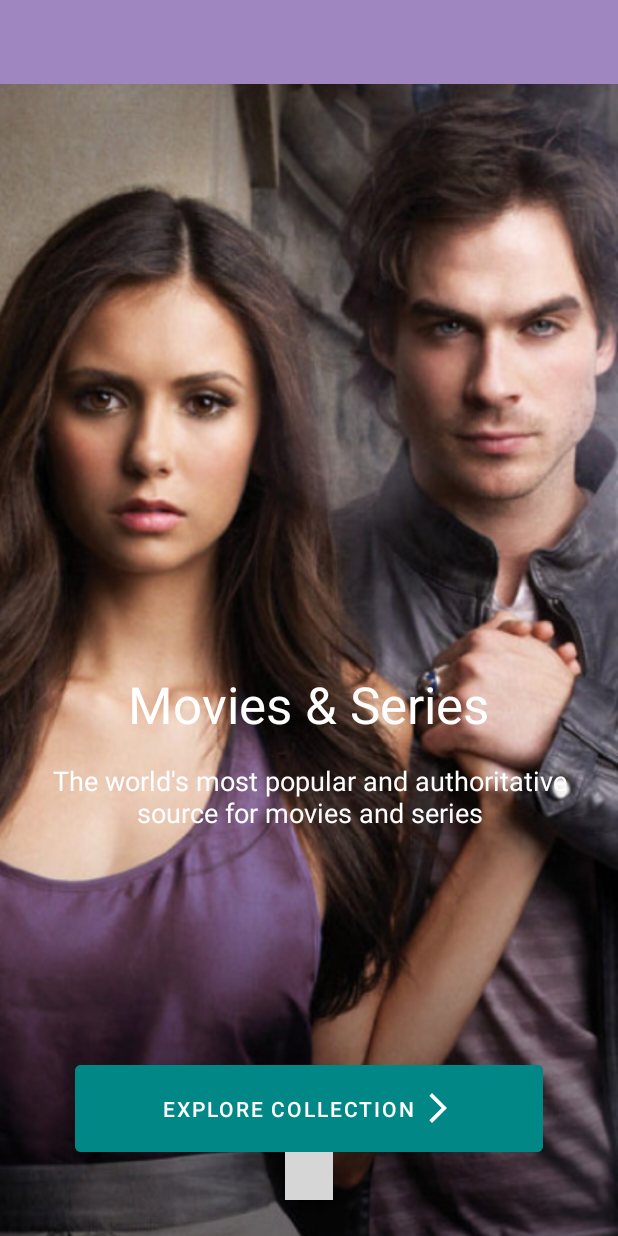
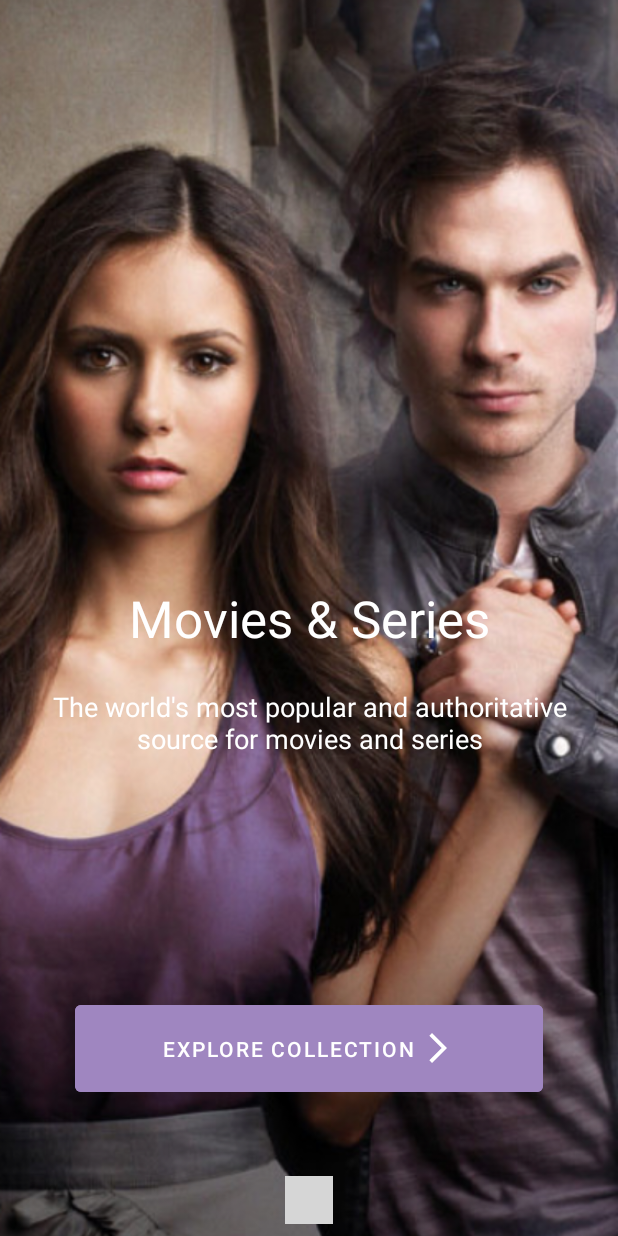
Before and after one commit to eylulnc/MoveeApp, an Android app: the screen it shows after launch (MainActivity), on a phone screen of 412 x 824 dp. Run offline under Robolectric (Android 15) with nearby library versions, the phone set to English and light mode, and no system bars; our stand-ins replace Firebase (no records; nobody signed in at launch, a user with empty details on screens opened directly); plain views replace DotsIndicator; 1 statement that could not run was skipped; grey boxes are pictures that could not be loaded.

Commit message:
Button in OnboardFragment moved to OnBoardViewPager. Toolbar removed from other fragments and added to MovieListFragment.

```diff
--- a/app/src/main/java/com/eylulcan/moviefragment/MainActivity.kt
+++ b/app/src/main/java/com/eylulcan/moviefragment/MainActivity.kt
@@ -12,7 +12,7 @@ class MainActivity : AppCompatActivity() {
         super.onCreate(savedInstanceState)
         binding = ActivityMainBinding.inflate(layoutInflater)
         setContentView(binding.root)
-        setSupportActionBar(binding.toolbar)
-        this.supportActionBar?.title = ""
+        //setSupportActionBar(binding.toolbar)
+        //this.supportActionBar?.title = ""
     }
 }
--- a/app/src/main/res/layout/activity_main.xml
+++ b/app/src/main/res/layout/activity_main.xml
@@ -9,25 +9,13 @@
     <androidx.fragment.app.FragmentContainerView
         android:id="@+id/fragmentContainerView"
         android:name="androidx.navigation.fragment.NavHostFragment"
-        android:layout_width="0dp"
-        android:layout_height="0dp"
+        android:layout_width="match_parent"
+        android:layout_height="match_parent"
         app:defaultNavHost="true"
         app:layout_constraintBottom_toBottomOf="parent"
         app:layout_constraintEnd_toEndOf="parent"
         app:layout_constraintStart_toStartOf="parent"
-        app:layout_constraintTop_toBottomOf="@+id/toolbar"
+        app:layout_constraintTop_toTopOf="parent"
         app:navGraph="@navigation/navigation_graph" />
 
-    <androidx.appcompat.widget.Toolbar
-        android:id="@+id/toolbar"
-        android:layout_width="0dp"
-        android:layout_height="wrap_content"
-        android:background="@color/purple_mountain"
-        android:theme="@style/ToolbarTheme"
-        android:minHeight="?attr/actionBarSize"
-        android:textAlignment="center"
-        app:layout_constraintEnd_toEndOf="parent"
-        app:layout_constraintStart_toStartOf="parent"
-        app:layout_constraintTop_toTopOf="parent" />
-
 </androidx.constraintlayout.widget.ConstraintLayout>
--- a/app/src/main/res/layout/artist_fragment_recycler_row.xml
+++ b/app/src/main/res/layout/artist_fragment_recycler_row.xml
@@ -23,8 +23,9 @@
         android:background="@color/light_lavender"
         android:ellipsize="end"
         android:gravity="center"
+        android:maxLines="2"
         android:minHeight="@dimen/artist_recycler_row_text_minHeight"
-        android:maxLines="2"
+        android:padding="@dimen/artist_recycler_row_text_padding"
         android:singleLine="false"
         android:textAlignment="center"
         android:textColor="@color/black"
--- a/app/src/main/res/layout/fragment_onboard.xml
+++ b/app/src/main/res/layout/fragment_onboard.xml
@@ -19,54 +19,37 @@
         app:layout_constraintTop_toTopOf="parent"
         app:layout_constraintVertical_bias="0.0"
         tools:src="@tools:sample/avatars" />
+
     <TextView
         android:id="@+id/onboard_title"
         android:layout_width="wrap_content"
         android:layout_height="wrap_content"
-        android:layout_marginBottom="@dimen/onboard_title_marginBottom"
         android:gravity="center"
         android:text="@string/onboard_title"
         android:textColor="@color/white"
         android:textSize="@dimen/onboard_title_size"
-        app:layout_constraintBottom_toTopOf="@+id/onboard_info"
+        app:layout_constraintBottom_toBottomOf="parent"
         app:layout_constraintEnd_toEndOf="parent"
-        app:layout_constraintHorizontal_bias="0.497"
+        app:layout_constraintHorizontal_bias="0.5"
         app:layout_constraintStart_toStartOf="parent"
-        app:layout_constraintTop_toTopOf="parent"
-        app:layout_constraintVertical_bias="1.0" />
+        app:layout_constraintTop_toTopOf="parent" />
 
     <TextView
         android:id="@+id/onboard_info"
         android:layout_width="0dp"
         android:layout_height="wrap_content"
         android:layout_marginStart="@dimen/onboard_info_marginStart"
-        android:layout_marginEnd="@dimen/onboard_info_margiEnd"
-        android:layout_marginBottom="@dimen/onboard_info_marginBottom"
+        android:layout_marginTop="@dimen/onboard_info_marginTop"
+        android:layout_marginEnd="@dimen/onboard_info_marginEnd"
         android:gravity="center"
         android:singleLine="false"
         android:text="@string/onboard_info_text"
         android:textColor="@color/white"
         android:textSize="@dimen/onboard_info_size"
-        app:layout_constraintBottom_toTopOf="@+id/onboardButton"
         app:layout_constraintEnd_toEndOf="parent"
-        app:layout_constraintHorizontal_bias="0.0"
-        app:layout_constraintStart_toStartOf="parent" />
+        app:layout_constraintHorizontal_bias="1.0"
+        app:layout_constraintStart_toStartOf="parent"
+        app:layout_constraintTop_toBottomOf="@+id/onboard_title" />
 
-    <Button
-        android:id="@+id/onboardButton"
-        style="@style/Widget.MaterialComponents.Button.TextButton.Icon"
-        android:layout_width="0dp"
-        android:layout_height="@dimen/onboard_button_height"
-        android:layout_marginStart="@dimen/onboard_button_marginStart"
-        android:layout_marginEnd="@dimen/onboard_button_marginEnd"
-        android:layout_marginBottom="@dimen/onboard_button_marginBottom"
-        android:backgroundTint="@color/teal_700"
-        android:text="@string/explore_collection"
-        android:textColor="@color/white"
-        app:icon="@drawable/ic_baseline_arrow_forward_ios_24"
-        app:iconGravity="textEnd"
-        app:iconTint="@color/white"
-        app:layout_constraintBottom_toBottomOf="parent"
-        app:layout_constraintEnd_toEndOf="parent"
-        app:layout_constraintStart_toStartOf="parent" />
+
 </androidx.constraintlayout.widget.ConstraintLayout>
--- a/app/src/main/res/layout/fragment_onboard_view_pager.xml
+++ b/app/src/main/res/layout/fragment_onboard_view_pager.xml
@@ -15,22 +15,40 @@
         app:layout_constraintEnd_toEndOf="parent"
         app:layout_constraintStart_toStartOf="parent"
         app:layout_constraintTop_toTopOf="parent">
-
     </androidx.viewpager2.widget.ViewPager2>
 
     <com.tbuonomo.viewpagerdotsindicator.DotsIndicator
         android:id="@+id/dots_indicator"
         android:layout_width="wrap_content"
         android:layout_height="wrap_content"
-        android:layout_marginBottom="24dp"
+        android:layout_marginBottom="@dimen/onboard_pager_dot_indicator_marginBottom"
         app:dotsColor="@color/white"
-        app:dotsCornerRadius="8dp"
-        app:dotsSize="8dp"
-        app:dotsSpacing="4dp"
+        app:dotsCornerRadius="@dimen/onboard_pager_dot_indicator_cornerRadius"
+        app:dotsSize="@dimen/onboard_pager_dot_indicator_dotSize"
+        app:dotsSpacing="@dimen/onboard_pager_dot_indicator_dotSpacing"
         app:dotsWidthFactor="2.5"
         app:layout_constraintBottom_toBottomOf="@+id/onboardingViewPager"
         app:layout_constraintEnd_toEndOf="parent"
         app:layout_constraintStart_toStartOf="parent"
         app:progressMode="true"
-        app:selectedDotColor="@color/teal_700" />
+        app:selectedDotColor="@color/purple_mountain" />
+
+    <Button
+        android:id="@+id/onboardButton"
+        style="@style/Widget.MaterialComponents.Button.TextButton.Icon"
+        android:layout_width="0dp"
+        android:layout_height="@dimen/onboard_pager_button_height"
+        android:layout_marginStart="@dimen/onboard_pager_button_marginStart"
+        android:layout_marginEnd="@dimen/onboard_pager_button_marginEnd"
+        android:layout_marginBottom="@dimen/onboard_pager_button_marginBottom"
+        android:backgroundTint="@color/purple_mountain"
+        android:text="@string/explore_collection"
+        android:textColor="@color/white"
+        app:icon="@drawable/ic_baseline_arrow_forward_ios_24"
+        app:iconGravity="textEnd"
+        app:iconTint="@color/white"
+        app:layout_constraintBottom_toTopOf="@+id/dots_indicator"
+        app:layout_constraintEnd_toEndOf="parent"
+        app:layout_constraintStart_toStartOf="parent" />
+
 </androidx.constraintlayout.widget.ConstraintLayout>
--- a/app/src/main/res/values/dimens.xml
+++ b/app/src/main/res/values/dimens.xml
@@ -71,7 +71,7 @@
 
     <dimen name="artist_recycler_row_text_width">100dp</dimen>
     <dimen name="artist_recycler_row_text_height">200dp</dimen>
-    <dimen name="artist_recycler_row_text_size">16sp</dimen>
+    <dimen name="artist_recycler_row_text_size">14sp</dimen>
     <dimen name="artist_recycler_row_text_padding">8dp</dimen>
     <dimen name="artist_recycler_row_text_margin">8dp</dimen>
     <dimen name="artist_recycler_row_text_minHeight">40dp</dimen>
@@ -88,13 +88,18 @@
 
     <dimen name="onboard_title_marginBottom">16dp</dimen>
     <dimen name="onboard_title_size">34sp</dimen>
-    <dimen name="onboard_info_marginBottom">150dp</dimen>
+    <dimen name="onboard_info_marginTop">24dp</dimen>
     <dimen name="onboard_info_marginStart">16dp</dimen>
-    <dimen name="onboard_info_margiEnd">16dp</dimen>
+    <dimen name="onboard_info_marginEnd">16dp</dimen>
     <dimen name="onboard_info_size">18sp</dimen>
-    <dimen name="onboard_button_height">70dp</dimen>
-    <dimen name="onboard_button_marginStart">50dp</dimen>
-    <dimen name="onboard_button_marginEnd">50dp</dimen>
-    <dimen name="onboard_button_marginBottom">50dp</dimen>
 
+    <dimen name="onboard_pager_button_height">70dp</dimen>
+    <dimen name="onboard_pager_button_marginStart">50dp</dimen>
+    <dimen name="onboard_pager_button_marginEnd">50dp</dimen>
+    <dimen name="onboard_pager_button_marginBottom">50dp</dimen>
+
+    <dimen name="onboard_pager_dot_indicator_cornerRadius">8dp</dimen>
+    <dimen name="onboard_pager_dot_indicator_dotSize">8dp</dimen>
+    <dimen name="onboard_pager_dot_indicator_marginBottom">8dp</dimen>
+    <dimen name="onboard_pager_dot_indicator_dotSpacing">4dp</dimen>
 </resources>
```
Also changed, not shown: app/src/main/java/com/eylulcan/moviefragment/ui/artist/ArtistFragment.kt (+1 -10 lines), app/src/main/java/com/eylulcan/moviefragment/ui/genres/GenresFragment.kt (+1 -8 lines), app/src/main/java/com/eylulcan/moviefragment/ui/movielist/MovieListFragment.kt (+29 -15 lines), app/src/main/java/com/eylulcan/moviefragment/ui/onboard/OnboardFragment.kt (+0 -7 lines), app/src/main/java/com/eylulcan/moviefragment/ui/onboard/OnboardViewPagerFragment.kt (+9 -0 lines), app/src/main/res/layout/fragment_movie_list.xml (+49 -33 lines).
